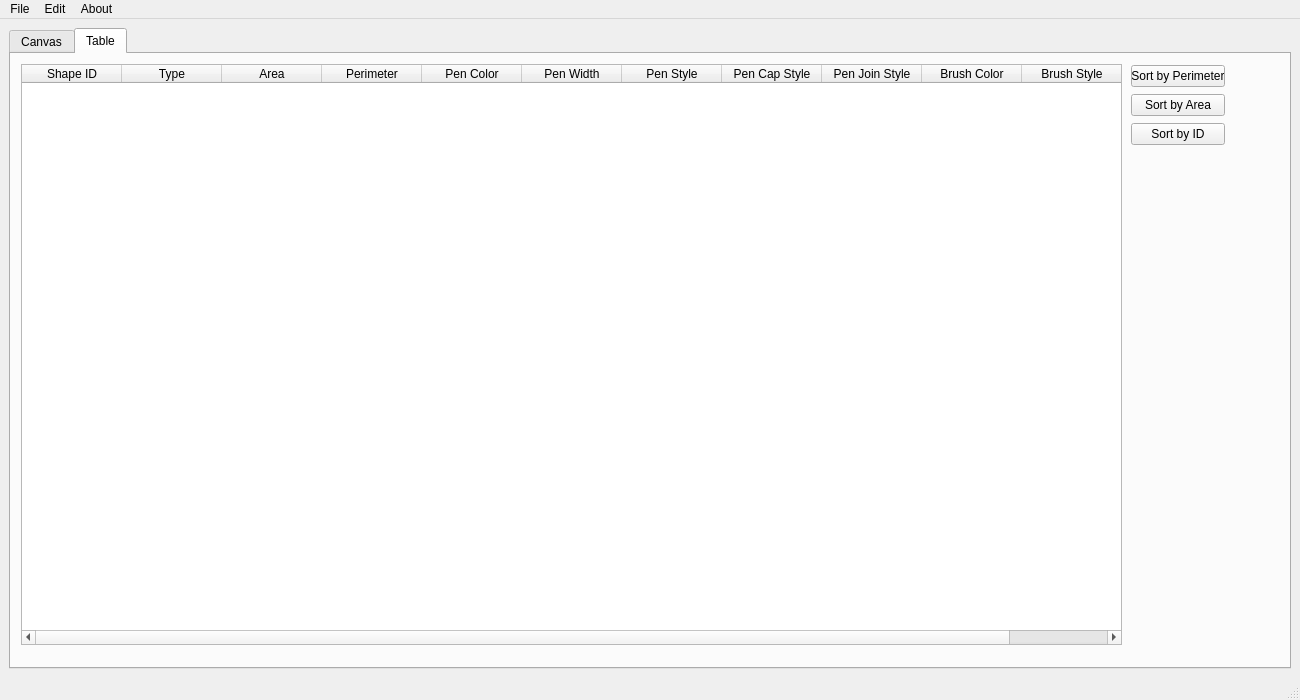
Qt form CoolCats/maininterface.ui (25wes25/include-dad-) before a commit.
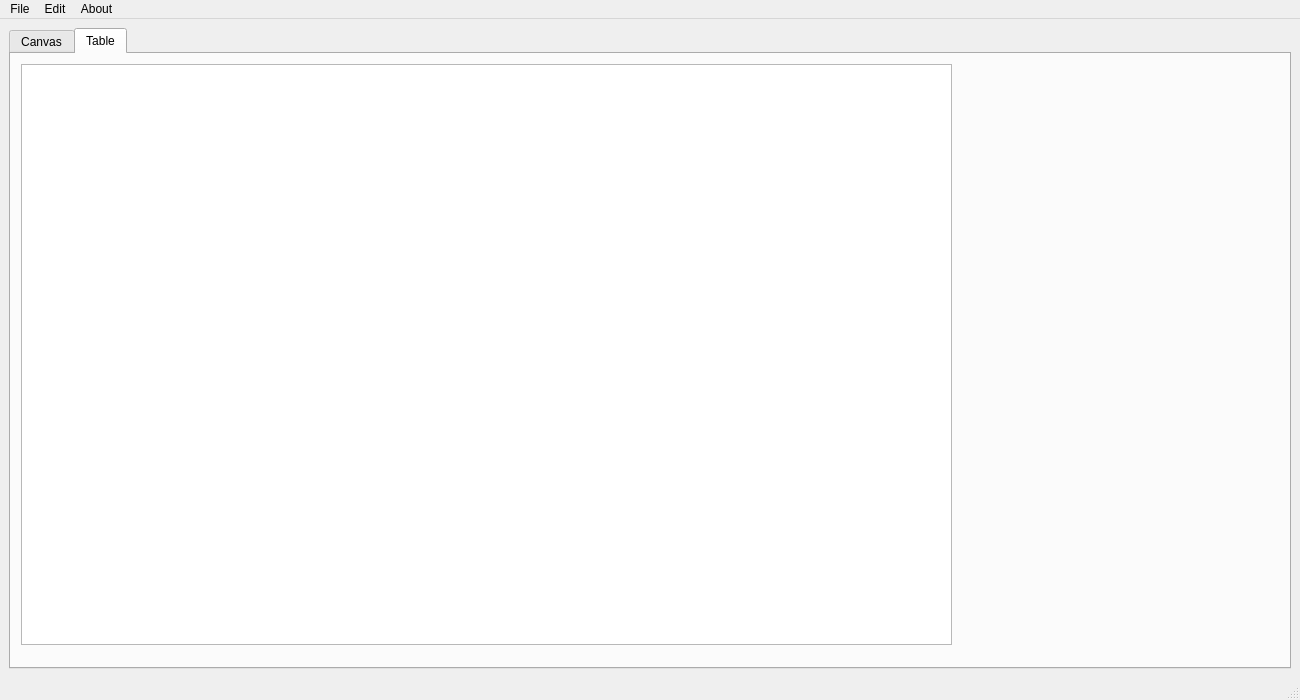
The same form after that commit. The open tabs and pages were chosen to show the change.

Patch:
```diff
--- a/CoolCats/maininterface.ui
+++ b/CoolCats/maininterface.ui
@@ -660,98 +660,10 @@
          <rect>
           <x>10</x>
           <y>10</y>
-          <width>1101</width>
+          <width>931</width>
           <height>581</height>
          </rect>
         </property>
-        <column>
-         <property name="text">
-          <string>Shape ID</string>
-         </property>
-        </column>
-        <column>
-         <property name="text">
-          <string>Type</string>
-         </property>
-        </column>
-        <column>
-         <property name="text">
-          <string>Area</string>
-         </property>
-        </column>
-        <column>
-         <property name="text">
-          <string>Perimeter</string>
-         </property>
-        </column>
-        <column>
-         <property name="text">
-          <string>Pen Color</string>
-         </property>
-        </column>
-        <column>
-         <property name="text">
-          <string>Pen Width</string>
-         </property>
-        </column>
-        <column>
-         <property name="text">
-          <string>Pen Style</string>
-         </property>
-        </column>
-        <column>
-         <property name="text">
-          <string>Pen Cap Style</string>
-         </property>
-        </column>
-        <column>
-         <property name="text">
-          <string>Pen Join Style</string>
-         </property>
-        </column>
-        <column>
-         <property name="text">
-          <string>Brush Color</string>
-         </property>
-        </column>
-        <column>
-         <property name="text">
-          <string>Brush Style</string>
-         </property>
-        </column>
-       </widget>
-       <widget class="QWidget" name="layoutWidget">
-        <property name="geometry">
-         <rect>
-          <x>1120</x>
-          <y>10</y>
-          <width>94</width>
-          <height>83</height>
-         </rect>
-        </property>
-        <layout class="QVBoxLayout" name="verticalLayout">
-         <item>
-          <widget class="QPushButton" name="button_SortPerimeter">
-           <property name="text">
-            <string>Sort by Perimeter</string>
-           </property>
-          </widget>
-         </item>
-         <item>
-          <widget class="QPushButton" name="button_SortArea">
-           <property name="text">
-            <string>Sort by Area</string>
-           </property>
-          </widget>
-         </item>
-         <item>
-          <widget class="QPushButton" name="button_SortID">
-           <property name="text">
-            <string>Sort by ID</string>
-           </property>
-          </widget>
-         </item>
-        </layout>
        </widget>
       </widget>
      </widget>
```
Left out of the diff: 93 changed lines with no effect on the pictures.
